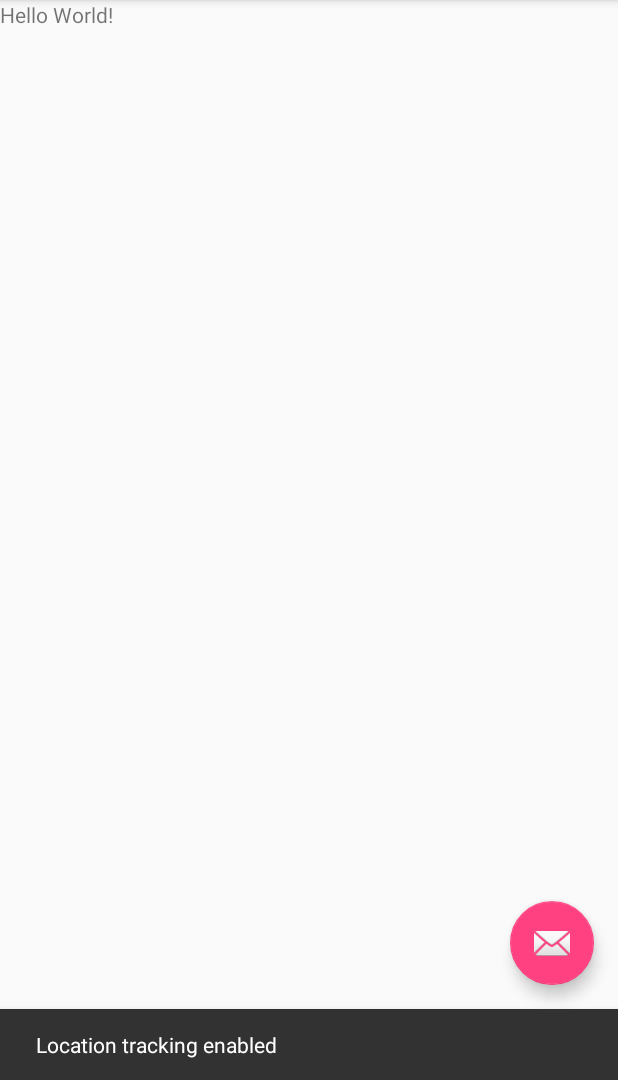
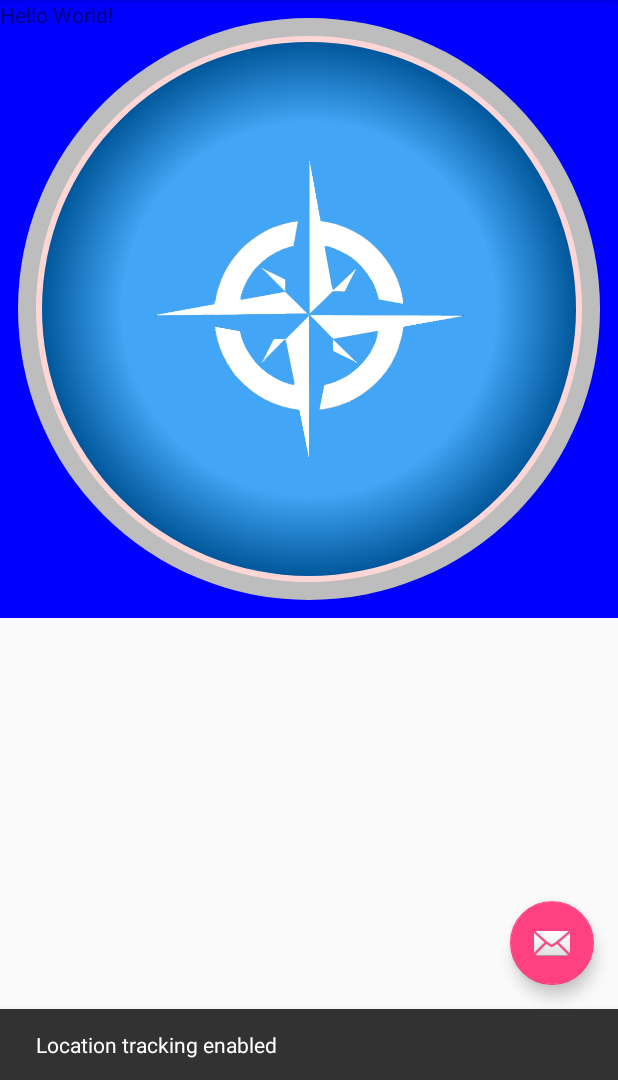
Before and after one commit to Adam-Fresko/Compass, an Android app: the screen it shows after launch (MainActivity), after a tap on an icon or button, on a phone screen of 412 x 824 dp, the part 156-1236 px from its top. Run offline under Robolectric (Android 15) with nearby library versions, the phone set to English and light mode, and no system bars; libraries missing offline, so code that uses them is left out: com.squareup.otto; 1 statement that could not run was skipped.

Commit message:
+ compass view - ready: outer ring, inner ring, inner background, compass rose(might be scalled up a bit) - scaling utilities from sonny

```diff
--- /dev/null
+++ b/Library-View-Compass/src/main/java/com/deadswine/library/view/compass/FragmentCompass.java
@@ -0,0 +1,42 @@
+package com.deadswine.library.view.compass;
+
+import android.os.Bundle;
+import android.support.v4.app.Fragment;
+import android.util.Log;
+import android.view.LayoutInflater;
+import android.view.View;
+import android.view.ViewGroup;
+import android.widget.FrameLayout;
+import android.widget.TextView;
+
+import com.google.android.gms.maps.SupportMapFragment;
+
+
+/**
+ * Created by Adam Fręśko - Deadswine Studio on 06.02.2016.
+ * Deadswine.com
+ */
+
+public class FragmentCompass  extends Fragment{
+    private final String TAG = this.getClass().getSimpleName();
+    boolean isDebug = true;
+    public void log(String log) {
+        Log.d(TAG, log);
+    }
+
+    private View mContentView;
+
+    @Override
+    public View onCreateView(LayoutInflater inflater, ViewGroup container, Bundle savedInstanceState) {
+        mContentView = super.onCreateView(inflater, container, savedInstanceState);
+        if (mContentView == null) {
+            mContentView = inflater.inflate(R.layout.fragment_compass, container, false);
+        }
+
+
+
+        return mContentView;
+    }
+
+
+}
--- a/Library-View-Compass/src/main/java/com/deadswine/library/view/compass/Utilities/UtilitiesView.java
+++ b/Library-View-Compass/src/main/java/com/deadswine/library/view/compass/Utilities/UtilitiesView.java
@@ -1,6 +1,12 @@
 package com.deadswine.library.view.compass.Utilities;
 
 import android.content.Context;
+import android.content.res.Resources;
+import android.graphics.Bitmap;
+import android.graphics.BitmapFactory;
+import android.graphics.Canvas;
+import android.graphics.Paint;
+import android.graphics.Rect;
 
 /**
  * Created by Adam Fręśko - Deadswine Studio on 2016-01-27.
@@ -26,4 +32,146 @@ public class UtilitiesView {
         return tmp;
     }
 
+
+    public static Bitmap decodeSampledBitmapFromResource(Resources res, int resId,
+                                                         int reqWidth, int reqHeight) {
+
+        // First decode with inJustDecodeBounds=true to check dimensions
+        final BitmapFactory.Options options = new BitmapFactory.Options();
+        options.inJustDecodeBounds = true;
+       // options.inScaled = false;
+
+        BitmapFactory.decodeResource(res, resId, options);
+
+        // Calculate inSampleSize
+        options.inSampleSize = calculateInSampleSize(options, reqWidth, reqHeight);
+
+        // Decode bitmap with inSampleSize set
+        options.inJustDecodeBounds = false;
+
+
+        return BitmapFactory.decodeResource(res, resId, options);
+    }
+
+
+    public static int calculateInSampleSize(
+            BitmapFactory.Options options, int reqWidth, int reqHeight) {
+        // Raw height and width of image
+        final int height = options.outHeight;
+        final int width = options.outWidth;
+        int inSampleSize = 1;
+
+        if (height > reqHeight || width > reqWidth) {
+
+            final int halfHeight = height / 2;
+            final int halfWidth = width / 2;
+
+            // Calculate the largest inSampleSize value that is a power of 2 and keeps both
+            // height and width larger than the requested height and width.
+            while ((halfHeight / inSampleSize) > reqHeight
+                    && (halfWidth / inSampleSize) > reqWidth) {
+                inSampleSize *= 2;
+            }
+        }
+
+        return inSampleSize;
+    }
+
+
+
+
+    public static Bitmap createScaledBitmap(Bitmap unscaledBitmap, int dstWidth, int dstHeight,
+                                            ScalingLogic scalingLogic) {
+        Rect srcRect = calculateSrcRect(unscaledBitmap.getWidth(), unscaledBitmap.getHeight(),
+                dstWidth, dstHeight, scalingLogic);
+        Rect dstRect = calculateDstRect(unscaledBitmap.getWidth(), unscaledBitmap.getHeight(),
+                dstWidth, dstHeight, scalingLogic);
+        Bitmap scaledBitmap = Bitmap.createBitmap(dstRect.width(), dstRect.height(),
+                Bitmap.Config.ARGB_8888);
+        Canvas canvas = new Canvas(scaledBitmap);
+        canvas.drawBitmap(unscaledBitmap, srcRect, dstRect, new Paint(Paint.FILTER_BITMAP_FLAG));
+
+        return scaledBitmap;
+    }
+
+
+
+
+    /**
+     * Calculates source rectangle for scaling bitmap
+     *
+     * @param srcWidth Width of source image
+     * @param srcHeight Height of source image
+     * @param dstWidth Width of destination area
+     * @param dstHeight Height of destination area
+     * @param scalingLogic Logic to use to avoid image stretching
+     * @return Optimal source rectangle
+     */
+    public static Rect calculateSrcRect(int srcWidth, int srcHeight, int dstWidth, int dstHeight,
+                                        ScalingLogic scalingLogic) {
+        if (scalingLogic == ScalingLogic.CROP) {
+            final float srcAspect = (float)srcWidth / (float)srcHeight;
+            final float dstAspect = (float)dstWidth / (float)dstHeight;
+
+            if (srcAspect > dstAspect) {
+                final int srcRectWidth = (int)(srcHeight * dstAspect);
+                final int srcRectLeft = (srcWidth - srcRectWidth) / 2;
+                return new Rect(srcRectLeft, 0, srcRectLeft + srcRectWidth, srcHeight);
+            } else {
+                final int srcRectHeight = (int)(srcWidth / dstAspect);
+                final int scrRectTop = (int)(srcHeight - srcRectHeight) / 2;
+                return new Rect(0, scrRectTop, srcWidth, scrRectTop + srcRectHeight);
+            }
+        } else {
+            return new Rect(0, 0, srcWidth, srcHeight);
+        }
+    }
+
+
+    /**
+     * Calculates destination rectangle for scaling bitmap
+     *
+     * @param srcWidth Width of source image
+     * @param srcHeight Height of source image
+     * @param dstWidth Width of destination area
+     * @param dstHeight Height of destination area
+     * @param scalingLogic Logic to use to avoid image stretching
+     * @return Optimal destination rectangle
+     */
+    public static Rect calculateDstRect(int srcWidth, int srcHeight, int dstWidth, int dstHeight,
+                                        ScalingLogic scalingLogic) {
+        if (scalingLogic == ScalingLogic.FIT) {
+            final float srcAspect = (float)srcWidth / (float)srcHeight;
+            final float dstAspect = (float)dstWidth / (float)dstHeight;
+
+            if (srcAspect > dstAspect) {
+                return new Rect(0, 0, dstWidth, (int)(dstWidth / srcAspect));
+            } else {
+                return new Rect(0, 0, (int)(dstHeight * srcAspect), dstHeight);
+            }
+        } else {
+            return new Rect(0, 0, dstWidth, dstHeight);
+        }
+    }
+
+
+
+    /**
+     * ScalingLogic defines how scaling should be carried out if source and
+     * destination image has different aspect ratio.
+     *
+     * CROP: Scales the image the minimum amount while making sure that at least
+     * one of the two dimensions fit inside the requested destination area.
+     * Parts of the source image will be cropped to realize this.
+     *
+     * FIT: Scales the image the minimum amount while making sure both
+     * dimensions fit inside the requested destination area. The resulting
+     * destination dimensions might be adjusted to a smaller size than
+     * requested.
+     */
+    public static enum ScalingLogic {
+        CROP, FIT
+    }
+
+
 }
--- /dev/null
+++ b/Library-View-Compass/src/main/java/com/deadswine/library/view/compass/ViewCompass.java
@@ -0,0 +1,206 @@
+package com.deadswine.library.view.compass;
+
+import android.content.Context;
+import android.graphics.Bitmap;
+import android.graphics.BitmapFactory;
+import android.graphics.Canvas;
+import android.graphics.Color;
+import android.graphics.Paint;
+import android.graphics.PorterDuff;
+import android.graphics.PorterDuffColorFilter;
+import android.graphics.RadialGradient;
+import android.graphics.Shader;
+import android.support.v7.widget.ViewUtils;
+import android.util.AttributeSet;
+import android.util.Log;
+import android.view.View;
+
+import com.deadswine.library.view.compass.Utilities.UtilitiesView;
+
+
+/**
+ * Created by Adam Fręśko - Deadswine Studio on 06.02.2016.
+ * Deadswine.com
+ */
+
+public class ViewCompass extends View {
+    private final String TAG = this.getClass().getSimpleName();
+    boolean isDebug = true;
+
+    public void log(String log) {
+        Log.d(TAG, log);
+    }
+
+
+    private int[] gradientColors;
+    private float[] gradientStepps;
+
+
+    private Paint mPaintInnerRose;
+    private Paint mPaintRingOuter;
+    private Paint mPaintRingInner;
+
+    private Paint mPaintInnerGradient;
+
+    private Bitmap mBitmapInnerRose;
+
+
+    private int circleRadius;
+    private int circleRadiusInner;
+
+    private int circleRingOuterWidth;
+    private int circleRingOuterPadding;
+
+    private int circleRingInnerWidth;
+    private int circleRingInnerPadding;
+
+    private int circleInnerPadding;
+
+    private int scalePadding;
+
+    private int centerX;
+    private int centerY;
+
+    {
+
+
+        gradientColors = new int[]{
+                getResources().getColor(R.color.compass_inner_gradient_start),
+                getResources().getColor(R.color.compass_inner_gradient_start),
+                getResources().getColor(R.color.compass_inner_gradient_end)
+        };
+
+        gradientStepps = new float[]{
+                0f,
+                0.7f,
+                1f
+        };
+
+        mPaintInnerGradient = new Paint();
+        mPaintInnerGradient.setDither(true);
+        mPaintInnerGradient.setAntiAlias(true);
+
+        mPaintInnerRose = new Paint();
+       // mPaintInnerRose.setColorFilter(new PorterDuffColorFilter(Color.WHITE, PorterDuff.Mode.SRC_IN));
+        mPaintInnerRose.setAntiAlias(true);
+        mPaintInnerRose.setFilterBitmap(true);
+
+        mPaintRingOuter = new Paint();
+        mPaintRingOuter.setColor(getResources().getColor(R.color.compass_ring_outer));
+        mPaintRingOuter.setStyle(Paint.Style.FILL);
+        mPaintRingOuter.setAntiAlias(true);
+
+        mPaintRingInner = new Paint();
+        mPaintRingInner.setColor(getResources().getColor(R.color.compass_ring_inner));
+        mPaintRingInner.setStyle(Paint.Style.FILL);
+        mPaintRingInner.setAntiAlias(true);
+
+
+//        paintElevation = new Paint();
+//        paintElevation.setColor(getResources().getColor(R.color.app_green));
+//        paintElevation.setStyle(Paint.Style.FILL);
+//        paintElevation.setStrokeWidth(dpToPx(1));
+//        paintElevation.setAntiAlias(true);
+//
+//
+//        paintSpeed = new Paint();
+//        paintSpeed.setColor(getResources().getColor(R.color.app_blue));
+//        paintSpeed.setStyle(Paint.Style.STROKE);
+//        paintSpeed.setStrokeWidth(dpToPx(1));
+//        paintSpeed.setAntiAlias(true);
+
+
+
+
+        circleRingOuterWidth = UtilitiesView.dpToPx(getContext(), 12);
+        circleRingOuterPadding = circleRingOuterWidth;
+
+        circleRingInnerWidth = UtilitiesView.dpToPx(getContext(), 4);
+        circleRingInnerPadding = circleRingOuterWidth + circleRingOuterPadding;
+
+
+        circleInnerPadding = circleRingInnerPadding + circleRingInnerWidth;
+
+        scalePadding = circleRingInnerPadding + circleRingInnerWidth + UtilitiesView.dpToPx(getContext(), 8);
+
+    }
+
+
+    public ViewCompass(Context context, AttributeSet attrs) {
+        super(context, attrs);
+    }
+
+
+    @Override
+    protected void onMeasure(int widthMeasureSpec, int heightMeasureSpec) {
+        // WE are drawing circles, it will be easier if our view will be a square
+
+        int width = MeasureSpec.getSize(widthMeasureSpec);
+        int height = MeasureSpec.getSize(heightMeasureSpec);
+
+        if (width > (int) (height + 0.5) && height != 0) {
+            width = (int) (height + 0.5);
+        } else {
+            height = (int) (width + 0.5);
+        }
+
+        super.onMeasure(
+                MeasureSpec.makeMeasureSpec(width, MeasureSpec.EXACTLY),
+                MeasureSpec.makeMeasureSpec(height, MeasureSpec.EXACTLY)
+        );
+    }
+
+    @Override
+    protected void onLayout(boolean changed, int left, int top, int right, int bottom) {
+        super.onLayout(changed, left, top, right, bottom);
+
+        circleRadius = getWidth() / 2;
+
+        centerX = getWidth() / 2;
+        centerY = getHeight() / 2;
+
+        RadialGradient gradient = new RadialGradient(centerX, centerY, circleRadius - circleInnerPadding, gradientColors, gradientStepps,Shader.TileMode.CLAMP);
+      //  mBitmapInnerRose = BitmapFactory.decodeResource(getResources(), R.drawable.rose);
+
+        mBitmapInnerRose =  UtilitiesView.  createScaledBitmap(BitmapFactory.decodeResource(getResources(), R.drawable.rose),(circleRadius ),(circleRadius), UtilitiesView.ScalingLogic.FIT);
+       // mBitmapInnerRose = UtilitiesView.decodeSampledBitmapFromResource(getResources(), R.drawable.rose,(circleRadius - circleInnerPadding)/4,(circleRadius - circleInnerPadding)/4);
+
+        mPaintInnerGradient.setShader(gradient);
+
+    }
+
+    @Override
+    protected void onDraw(Canvas canvas) {
+        super.onDraw(canvas);
+
+        drawBackground(canvas);
+        drawCircleRingOuter(canvas);
+        drawCircleRingInner(canvas);
+        drawCircleInnerBackground(canvas);
+        drawCircleInnerRose(canvas);
+    }
+
+    private void drawBackground(Canvas canvas) {
+        canvas.drawColor(Color.BLUE);
+    }
+
+    private void drawCircleRingOuter(Canvas canvas) {
+        canvas.drawCircle(centerX, centerY, circleRadius - circleRingOuterWidth, mPaintRingOuter);
+    }
+
+    private void drawCircleRingInner(Canvas canvas) {
+        canvas.drawCircle(centerX, centerY, circleRadius - circleRingInnerPadding, mPaintRingInner);
+    }
+
+    private void drawCircleInnerBackground(Canvas canvas) {
+
+        canvas.drawCircle(centerX, centerY, circleRadius - circleInnerPadding, mPaintInnerGradient);
+    }
+
+    private void drawCircleInnerRose(Canvas canvas) {
+
+      canvas.drawBitmap(mBitmapInnerRose, centerX-(mBitmapInnerRose.getWidth()/2), centerY-(mBitmapInnerRose.getHeight()/2), mPaintInnerRose);
+
+    }
+
+}
--- /dev/null
+++ b/Library-View-Compass/src/main/res/drawable/background_gradient.xml
@@ -0,0 +1,10 @@
+<?xml version="1.0" encoding="utf-8"?>
+
+    <shape xmlns:android="http://schemas.android.com/apk/res/android"
+        android:shape="oval">
+        <gradient android:type="radial"
+            android:gradientRadius="250"
+            android:startColor="#42a5f5"
+            android:centerColor="#42a5f5"
+            android:endColor="#01579b" />
+    </shape>
--- /dev/null
+++ b/Library-View-Compass/src/main/res/layout/fragment_compass.xml
@@ -0,0 +1,16 @@
+<?xml version="1.0" encoding="utf-8"?>
+<FrameLayout xmlns:android="http://schemas.android.com/apk/res/android"
+    android:layout_width="match_parent"
+    android:layout_height="match_parent"
+    android:orientation="vertical">
+
+
+    <com.deadswine.library.view.compass.ViewCompass
+        android:id="@+id/compass.view.compass"
+        android:layout_width="match_parent"
+        android:layout_height="match_parent"
+
+       />
+
+
+</FrameLayout>
--- /dev/null
+++ b/Library-View-Compass/src/main/res/values/colors.xml
@@ -0,0 +1,15 @@
+<?xml version="1.0" encoding="utf-8"?>
+<resources>
+
+
+    <color name="compass_scale">#FFBDBDBD</color>
+    <color name="compass_scale_letters">#ffffff</color>
+
+    <color name="compass_ring_outer">#FFBDBDBD</color>
+    <color name="compass_ring_inner">#ffd6d6</color>
+
+
+    <color name="compass_inner_gradient_start">#42a5f5</color>
+    <color name="compass_inner_gradient_end">#01579b</color>
+
+</resources>
--- a/app/src/main/java/com/deadswine/compass/FragmentCompass.java
+++ /dev/null
@@ -1,21 +0,0 @@
-package com.deadswine.compass;
-
-import android.support.v4.app.Fragment;
-import android.util.Log;
-
-
-/**
- * Created by Adam Fręśko - Deadswine Studio on 06.02.2016.
- * Deadswine.com
- */
-
-public class FragmentCompass extends Fragment{
-    private final String TAG = this.getClass().getSimpleName();
-
-
-    boolean isDebug = true;
-
-    public void log(String log) {
-        Log.d(TAG, log);
-    }
-}
--- a/app/src/main/java/com/deadswine/compass/MainActivity.java
+++ b/app/src/main/java/com/deadswine/compass/MainActivity.java
@@ -18,6 +18,7 @@ import android.widget.TextView;
 import com.deadswine.library.location.ManagerLocation;
 import com.deadswine.library.location.Otto.EventLocationChanged;
 import com.deadswine.library.location.Otto.Otto;
+import com.deadswine.library.view.compass.FragmentCompass;
 import com.deadswine.library.view.compass.FragmentCompassMap;
 import com.google.android.gms.maps.model.LatLng;
 import com.squareup.otto.Subscribe;
@@ -34,6 +35,7 @@ public class MainActivity extends AppCompatActivity implements FragmentCompassMa
     private ViewPager mViewPager;
     private ViewPagerAdapter mAdapter;
 
+    private FragmentCompass mFragmentCompass;
     private FragmentCompassMap mFragmentMapCompass;
 
     @Override
@@ -45,10 +47,12 @@ public class MainActivity extends AppCompatActivity implements FragmentCompassMa
 
         tvHello = (TextView) findViewById(R.id.main_tv_hello);
 
+        mFragmentCompass = new FragmentCompass();
 
         mFragmentMapCompass = new FragmentCompassMap();
         mFragmentMapCompass.addInterface(this);
-        getAdapter().addFragment(new FragmentCompass(), "Compass", false);
+
+        getAdapter().addFragment(mFragmentCompass, "Compass", false);
         getAdapter().addFragment(mFragmentMapCompass, "Map", true);
         mViewPager = (ViewPager) findViewById(R.id.viewPager);
         mViewPager.setAdapter(getAdapter());
```
Also changed, not shown: Library-View-Compass/src/main/res/drawable/rose.png (added).
